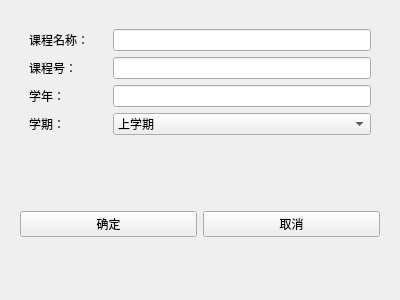
Above: add_lesson.ui from for-all-fistance/student_manager before the change. Below: the same form after it.
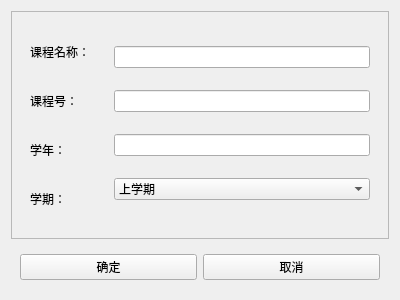
That is the form after the change. Icons and pictures are not drawn.

```diff
--- a/add_lesson.ui
+++ b/add_lesson.ui
@@ -19,8 +19,20 @@
   </property>
   <layout class="QVBoxLayout" name="verticalLayout_3">
    <item>
-    <widget class="QWidget" name="widget" native="true">
-     <layout class="QHBoxLayout" name="horizontalLayout">
+    <widget class="QScrollArea" name="scrollArea">
+     <property name="widgetResizable">
+      <bool>true</bool>
+     </property>
+     <widget class="QWidget" name="scrollAreaWidgetContents">
+      <property name="geometry">
+       <rect>
+        <x>0</x>
+        <y>0</y>
+        <width>376</width>
+        <height>218</height>
+       </rect>
+      </property>
+      <layout class="QHBoxLayout" name="horizontalLayout_3">
       <item>
        <widget class="QWidget" name="widget_3" native="true">
         <layout class="QVBoxLayout" name="verticalLayout">
@@ -91,19 +103,20 @@
       </item>
      </layout>
     </widget>
+    </widget>
    </item>
    <item>
     <widget class="QWidget" name="widget_2" native="true">
-     <layout class="QHBoxLayout" name="horizontalLayout_2">
+     <layout class="QHBoxLayout" name="horizontalLayout">
       <item>
-       <widget class="QPushButton" name="pushButton">
+       <widget class="QPushButton" name="confirm_btn">
         <property name="text">
          <string>确定</string>
         </property>
        </widget>
       </item>
       <item>
-       <widget class="QPushButton" name="pushButton_2">
+       <widget class="QPushButton" name="cancel_btn">
         <property name="text">
          <string>取消</string>
         </property>
```
Left out of the diff: 2 changed lines with no effect on the pictures. Lines whose indentation alone changed are shown as unchanged.
